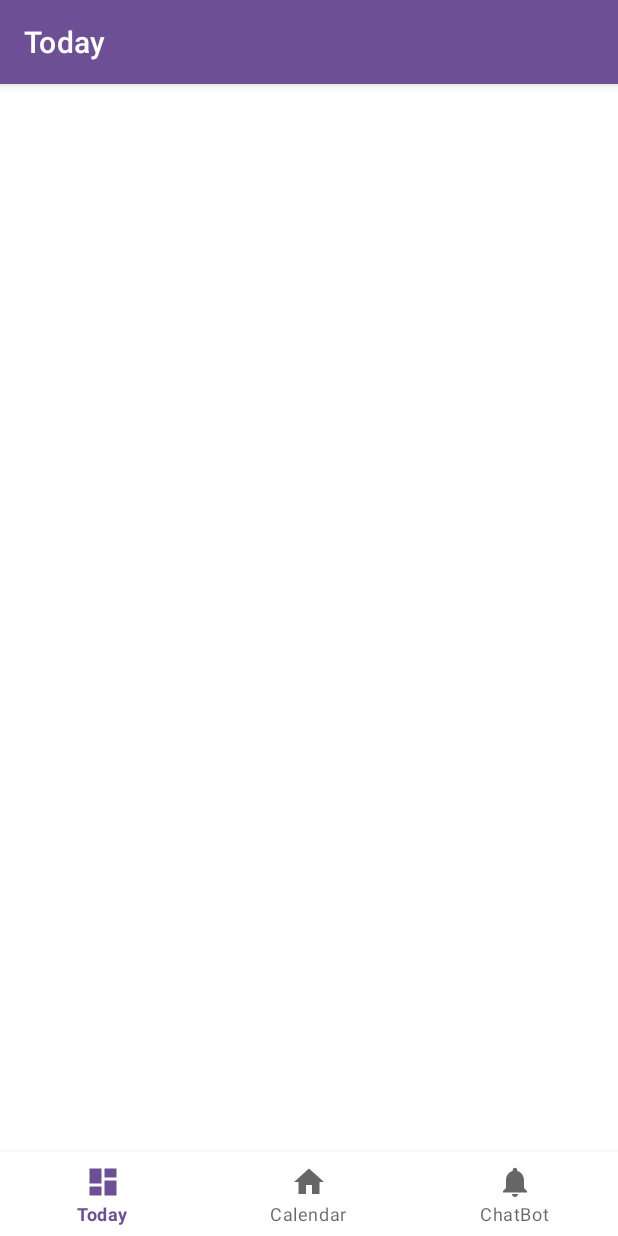
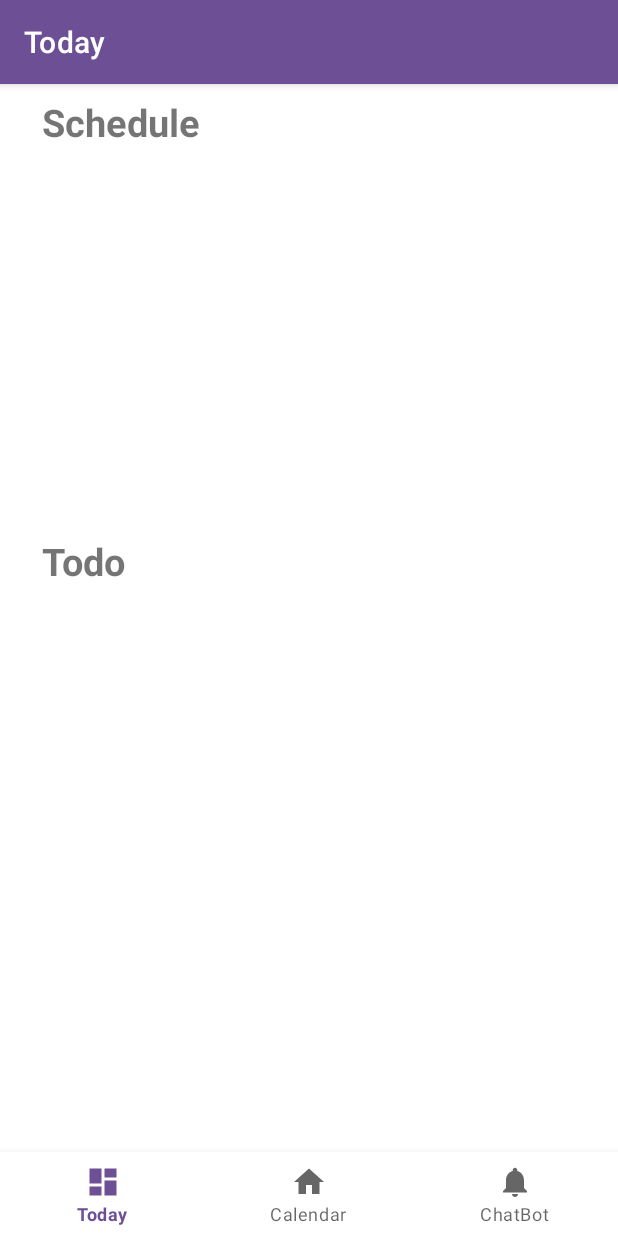
Before and after one commit to KIM-JOOHYUN/DailyWeeklyMonthly, an Android app: the DashboardFragment screen opened through its navigation route, on a phone screen of 412 x 824 dp. Run offline under Robolectric (Android 15) with nearby library versions, the phone set to English and light mode, and no system bars; our stand-ins replace navigation-ui.

Commit message:
Update fragment_dashboard.xml

```diff
--- a/src/main/res/layout/fragment_dashboard.xml
+++ b/src/main/res/layout/fragment_dashboard.xml
@@ -6,18 +6,41 @@
     android:layout_width="match_parent"
     android:layout_height="match_parent"
     tools:context=".ui.dashboard.DashboardFragment" >
-
-    <TextView
-        android:id="@+id/text_dashboard"
+    <LinearLayout
         android:layout_width="match_parent"
-        android:layout_height="wrap_content"
-        android:layout_marginStart="8dp"
-        android:layout_marginTop="8dp"
-        android:layout_marginEnd="8dp"
-        android:textAlignment="center"
-        android:textSize="20sp"
-        app:layout_constraintEnd_toEndOf="parent"
-        app:layout_constraintStart_toStartOf="parent"
-        app:layout_constraintTop_toTopOf="parent"
-        app:layout_constraintBottom_toBottomOf="parent" />
+        android:layout_height="match_parent"
+        android:orientation="vertical">
+        <TextView
+            android:id="@+id/text_daily"
+            android:layout_width="match_parent"
+            android:layout_height="wrap_content"
+            android:layout_marginStart="8dp"
+            android:layout_marginTop="8dp"
+            android:layout_marginEnd="8dp"
+            android:paddingLeft="20dp"
+            android:text="Schedule"
+            android:textSize="25dp"
+            android:textStyle="bold"/>
+        <ListView
+            android:layout_width="match_parent"
+            android:layout_height="250dp"
+            android:id="@+id/dailyList"
+            />
+        <TextView
+            android:id="@+id/text_todo"
+            android:layout_width="match_parent"
+            android:layout_height="wrap_content"
+            android:layout_marginStart="8dp"
+            android:layout_marginTop="8dp"
+            android:layout_marginEnd="8dp"
+            android:paddingLeft="20dp"
+            android:textStyle="bold"
+            android:text="Todo"
+            android:textSize="25dp"/>
+        <ListView
+            android:layout_width="match_parent"
+            android:layout_height="250dp"
+            android:id="@+id/todoList"
+            />
+    </LinearLayout>
 </androidx.constraintlayout.widget.ConstraintLayout>
```
